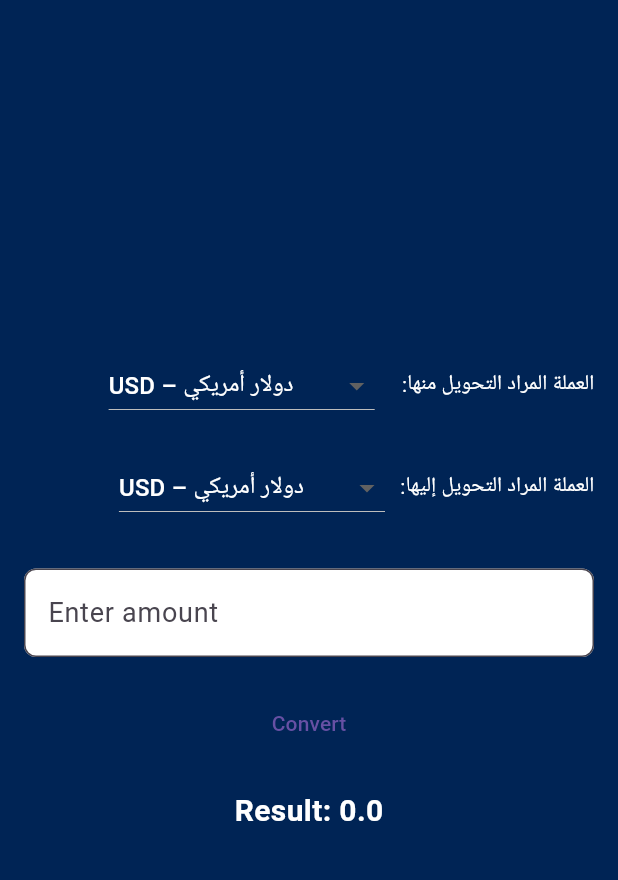
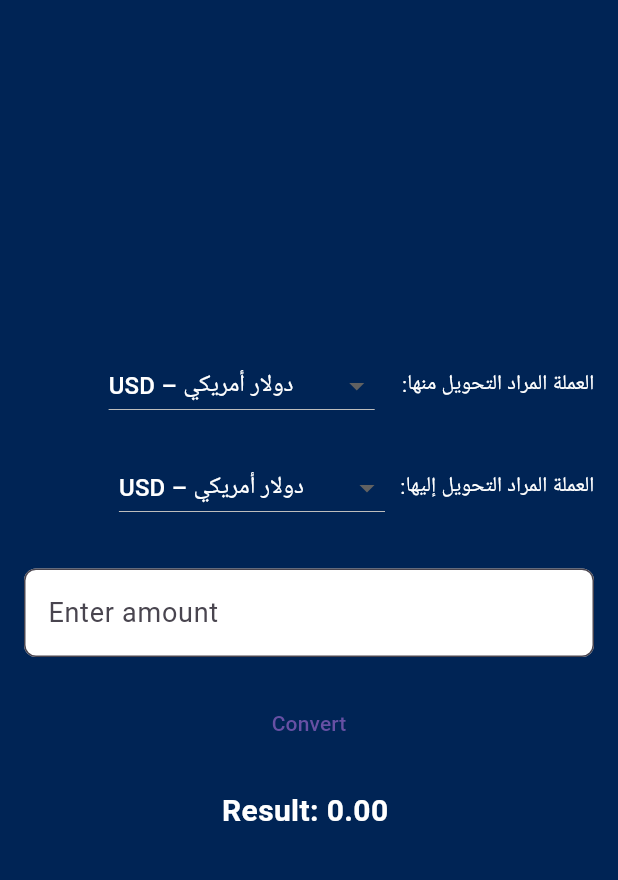
Before and after one commit to TariqHud55/currency_app, a Flutter app: the screen it shows after launch, on a phone screen of 412 x 824 dp, the part 84-964 px from its top. Run offline on Flutter 3.47's test engine with Material 3 defaults, Android fonts, the phone set to English and light mode, and no system bars; our stand-ins replace dio, get.

Commit message:
تعديلات جديدة

```diff
--- a/lib/controller/controller_state.dart
+++ b/lib/controller/controller_state.dart
@@ -3,7 +3,7 @@ class ControllerState extends GetxController {
   RxDouble amount = 0.0.obs;
   RxString simplevaluefrom = "USD".obs;
   RxString simplevalueto = "USD".obs;
-  RxMap rates = <String, double>{}.obs;
+  RxMap rates = <String, dynamic>{}.obs;
 
 
 }
--- a/lib/screens/home_page.dart
+++ b/lib/screens/home_page.dart
@@ -164,7 +164,7 @@ class _HomePageState extends State<HomePage> {
                 const SizedBox(height: 30),
 
                 /// ================== INPUT ==================
-                TextFormField(
+                TextFormField(style: const TextStyle(color: Colors.black),
                   controller: controller,
                   decoration: InputDecoration(
                     fillColor: Colors.white,
@@ -190,13 +190,15 @@ class _HomePageState extends State<HomePage> {
                       double amount = double.parse(controller.text);
 
                       double fromRate = rates[
-                          Get.find<ControllerState>().simplevaluefrom.value];
+                          Get.find<ControllerState>().simplevaluefrom.value].toDouble();
+                          print("========= FROM RATE: $fromRate ===========");
 
                       double toRate = rates[
-                          Get.find<ControllerState>().simplevalueto.value];
+                          Get.find<ControllerState>().simplevalueto.value].toDouble();
 
                       setState(() {
                         result = (toRate / fromRate) * amount;
+                        Get.find< ControllerState>().amount.value = result;
                       });
 
                       print("==== RESULT: $result ====");
@@ -210,14 +212,14 @@ class _HomePageState extends State<HomePage> {
                 const SizedBox(height: 20),
 
                 /// ================== RESULT ==================
-                Text(
-                  "Result: $result",
+                Obx(() => Text(
+                  "Result: ${Get.find<ControllerState>().amount.value.toStringAsFixed(2)} ",
                   style: TextStyle(
                     color: Theme.of(context).textTheme.bodyLarge?.color,
                     fontSize: 20,
                     fontWeight: FontWeight.bold,
                   ),
-                ),
+                ),)
               ],
             ),
           ),
```
